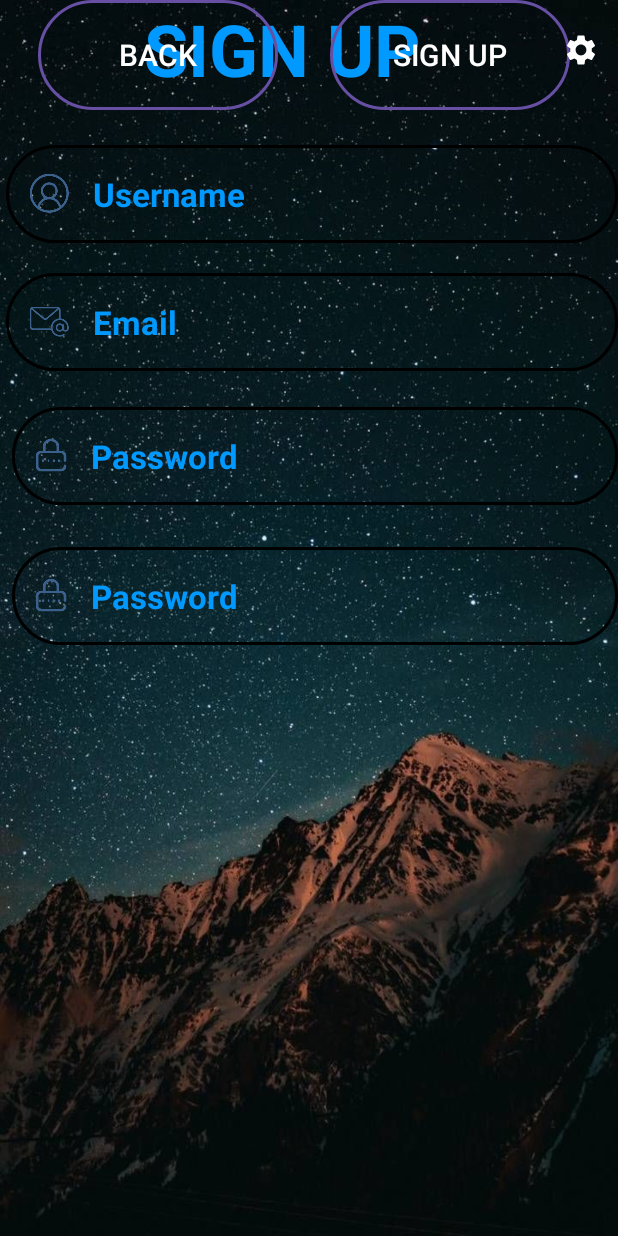
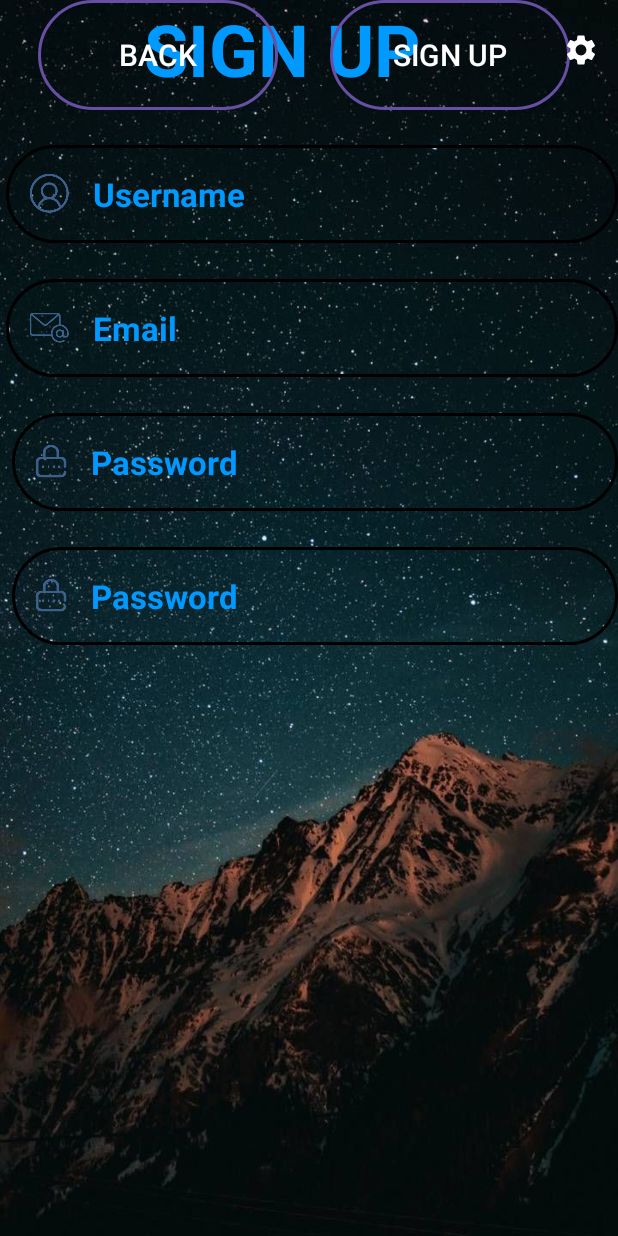
Before and after one commit to deannie2003/DoAn_CuoiKy, an Android app: the sign_up_activity screen opened directly, with no data from a screen before it, on a phone screen of 412 x 824 dp. Run offline under Robolectric (Android 15) with nearby library versions, the phone set to English and light mode, and no system bars.

Commit message:
update quyen

```diff
--- a/app/src/main/res/layout/activity_sign_in.xml
+++ b/app/src/main/res/layout/activity_sign_in.xml
@@ -83,7 +83,7 @@
             android:layout_width="match_parent"
             android:layout_height="65dp"
             android:layout_marginStart="10dp"
-            android:layout_marginTop="40dp"
+            android:layout_marginTop="28dp"
             android:background="@drawable/edit_text_border"
             android:drawableStart="@drawable/password"
             android:drawablePadding="16dp"
--- a/app/src/main/res/layout/sign_up_activity.xml
+++ b/app/src/main/res/layout/sign_up_activity.xml
@@ -55,7 +55,7 @@
             android:layout_width="match_parent"
             android:layout_height="65dp"
             android:layout_marginStart="4dp"
-            android:layout_marginTop="20dp"
+            android:layout_marginTop="24dp"
             android:background="@drawable/edit_text_border"
             android:drawableStart="@drawable/email"
             android:drawablePadding="16dp"
@@ -97,7 +97,7 @@
             android:layout_width="match_parent"
             android:layout_height="65dp"
             android:layout_marginStart="8dp"
-            android:layout_marginTop="28dp"
+            android:layout_marginTop="24dp"
             android:background="@drawable/edit_text_border"
             android:drawableStart="@drawable/password"
             android:drawablePadding="16dp"
```
